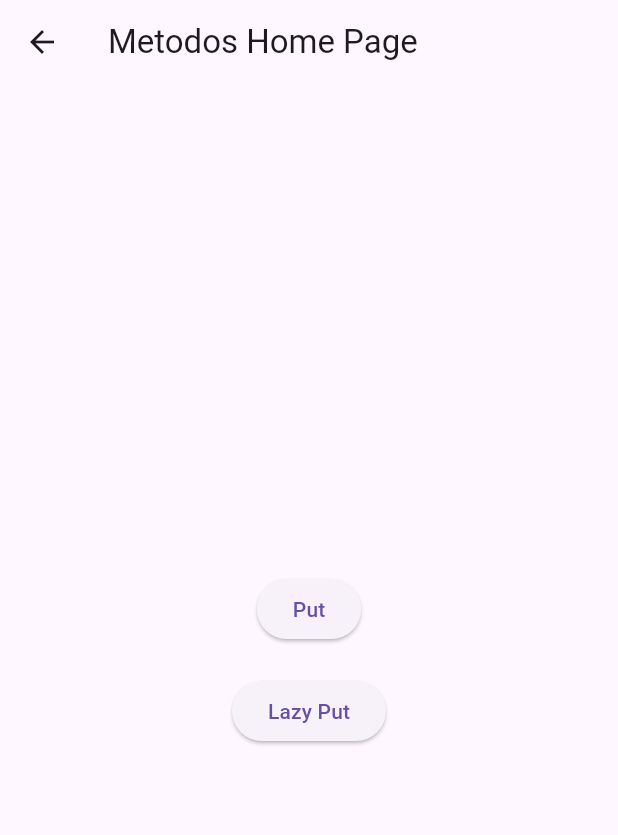
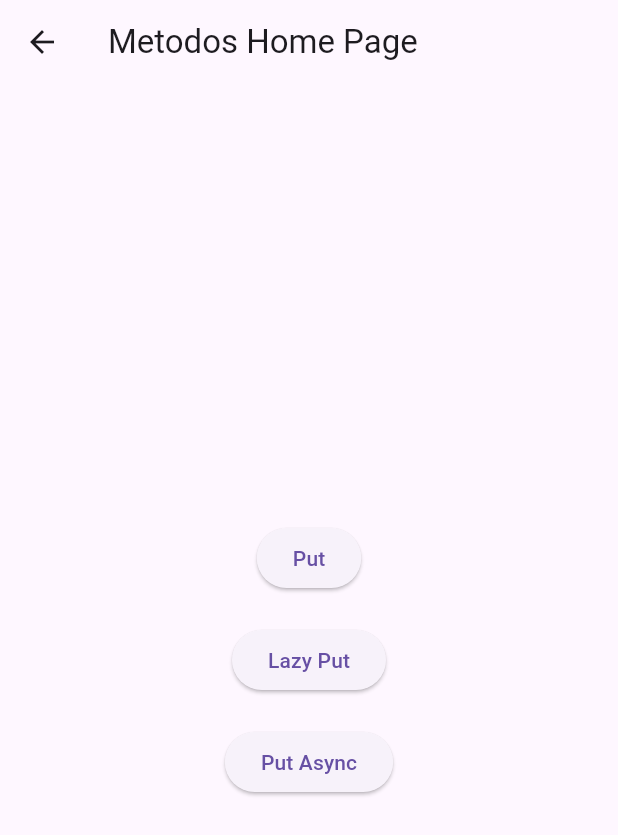
Before and after one commit to enzozami/flutter-getx-dependency-study, a Flutter app: the screen it shows after launch, after a tap on "Métodos", on a phone screen of 412 x 824 dp. Shown: the top 835 px of the screen. Run offline on Flutter 3.47's test engine with Material 3 defaults, Android fonts, the phone set to English and light mode, and no system bars; our stand-ins replace get, shared_preferences.

Commit message:
feat: put async - nao deu muito certo. [rever]

```diff
--- /dev/null
+++ b/devtools_options.yaml
@@ -0,0 +1,3 @@
+description: This file stores settings for Dart & Flutter DevTools.
+documentation: https://docs.flutter.dev/tools/devtools/extensions#configure-extension-enablement-states
+extensions:
--- a/lib/main.dart
+++ b/lib/main.dart
@@ -6,6 +6,7 @@ import 'package:get_dependencias/pages/home_page.dart';
 import 'package:get_dependencias/pages/metodos/lazyPut/lazy_put_page.dart';
 import 'package:get_dependencias/pages/metodos/metodos_home_page.dart';
 import 'package:get_dependencias/pages/metodos/put/put_page.dart';
+import 'package:get_dependencias/pages/metodos/putAsync/put_async_page.dart';
 
 void main() {
   runApp(const MyApp());
@@ -37,6 +38,10 @@ class MyApp extends StatelessWidget {
               name: '/lazyPut',
               page: () => LazyPutPage(),
             ),
+            GetPage(
+              name: '/putAsync',
+              page: () => PutAsyncPage(),
+            ),
           ],
         )
       ],
--- a/lib/pages/metodos/metodos_home_page.dart
+++ b/lib/pages/metodos/metodos_home_page.dart
@@ -24,6 +24,13 @@ class MetodosHomePage extends StatelessWidget {
               onPressed: () => Navigator.of(context).pushNamed('/metodos/lazyPut'),
               child: Text('Lazy Put'),
             ),
+            SizedBox(
+              height: 20,
+            ),
+            ElevatedButton(
+              onPressed: () => Navigator.of(context).pushNamed('/metodos/putAsync'),
+              child: Text('Put Async'),
+            ),
           ],
         ),
       ),
--- a/pubspec.yaml
+++ b/pubspec.yaml
@@ -35,6 +35,7 @@ dependencies:
   # Use with the CupertinoIcons class for iOS style icons.
   cupertino_icons: ^1.0.8
   get: ^4.7.2
+  shared_preferences: ^2.5.3
 
 dev_dependencies:
   flutter_test:
```
Also changed, not shown: lib/pages/metodos/putAsync/put_async_page.dart (added, +52 -0 lines), pubspec.lock.
